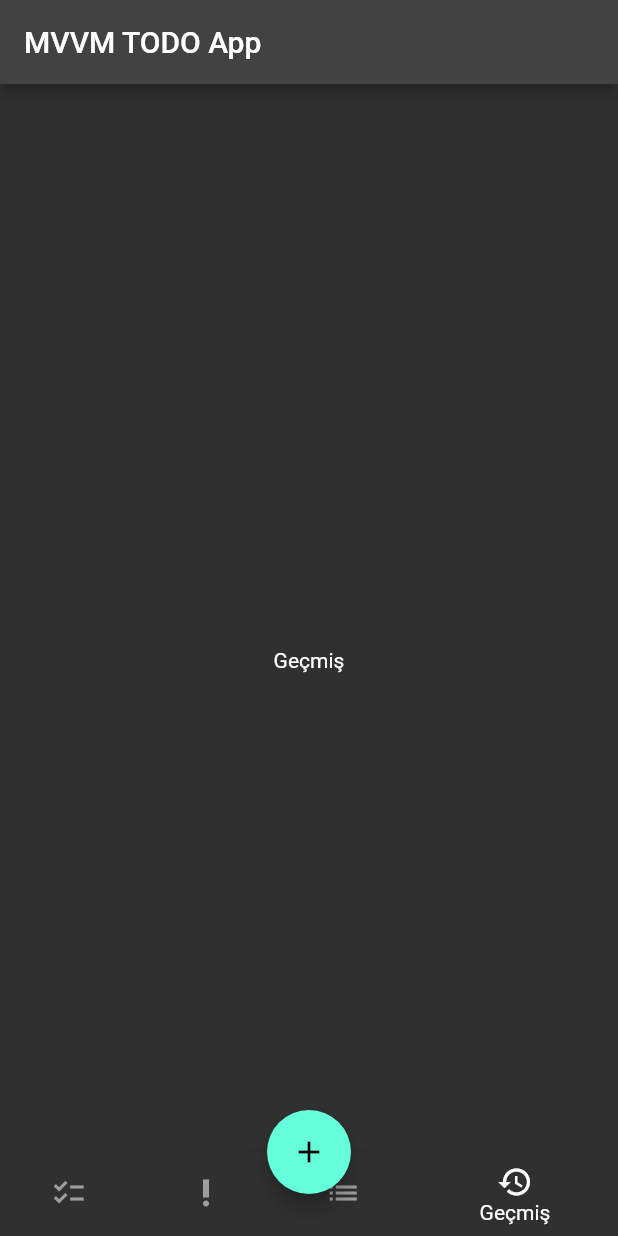
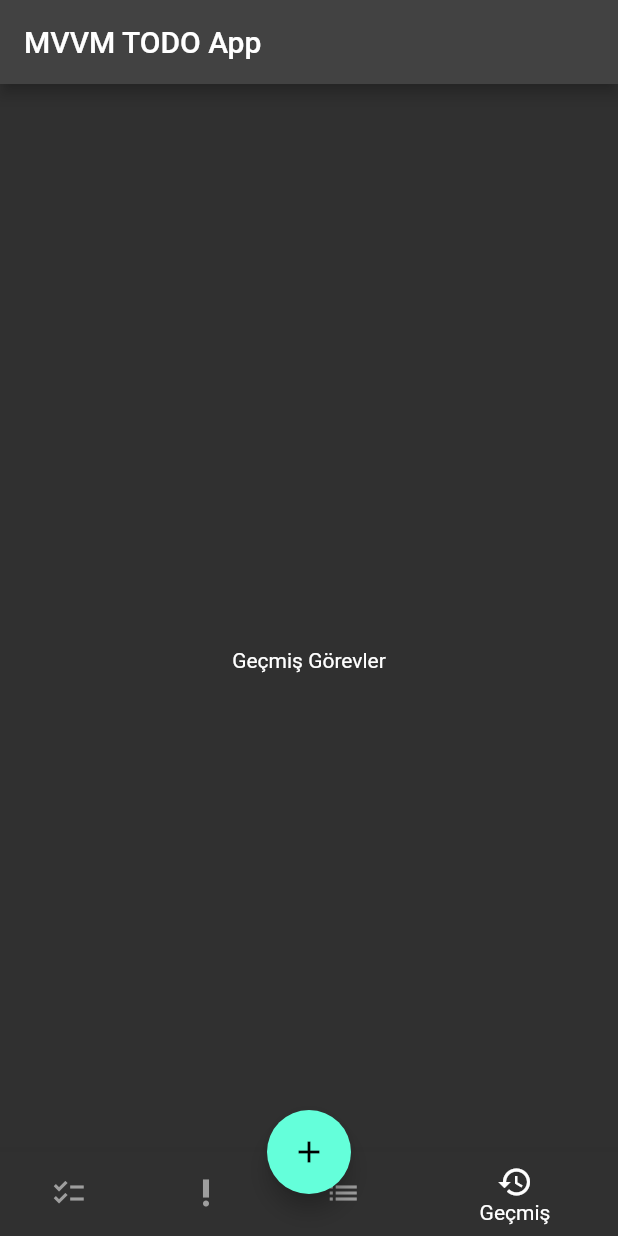
Before and after one commit to sahintuter/mvvm_provider_todo, a Flutter app: the screen it shows after launch, item 4 of the bottom bar chosen, on a phone screen of 412 x 824 dp. Run offline on Flutter 3.47's test engine with Material 2 defaults, Android fonts, the phone set to English and light mode, and no system bars.

Commit message:
Kod iyileştirilmeleri yapıldı

```diff
--- /dev/null
+++ b/lib/screens/build_history_tab.dart
@@ -0,0 +1,19 @@
+import 'package:flutter/material.dart';
+
+class HistoryTab extends StatefulWidget {
+  const HistoryTab({super.key});
+
+  @override
+  State<HistoryTab> createState() => _HistoryTabState();
+}
+
+class _HistoryTabState extends State<HistoryTab> {
+  @override
+  Widget build(BuildContext context) {
+    return Container(
+      child: Center(
+        child: Text('Geçmiş Görevler'),
+      ),
+    );
+  }
+}
--- a/lib/screens/home_view.dart
+++ b/lib/screens/home_view.dart
@@ -1,7 +1,11 @@
 import 'package:flutter/material.dart';
 import 'package:mvvm_provider_todo/models/home_view_model.dart';
 import 'package:mvvm_provider_todo/models/todo.dart';
+import 'package:mvvm_provider_todo/screens/build_priority_tab.dart';
 import 'package:provider/provider.dart';
+
+import 'build_history_tab.dart';
+import 'build_task_tab.dart';
 
 class HomeView extends StatefulWidget {
   HomeView({Key? key}) : super(key: key);
@@ -77,9 +81,9 @@ final errorText= 'Lütfen Başık Girin';
         index: currentIndex,
         children: [
           buildTodoListTab(),
-          buildPriorityTab(),
-          buildTasksTab(),
-          buildHistoryTab(),
+          PriorityTab(),
+          TaskTab(),
+          HistoryTab(),
         ],
       ),
     );
@@ -101,31 +105,6 @@ final errorText= 'Lütfen Başık Girin';
       },
     );
   }
-
-  Widget buildPriorityTab() {
-    return Container(
-      child: Center(
-        child: Text('Öncelikli Görevler'),
-      ),
-    );
-  }
-
-  Widget buildTasksTab() {
-    return Container(
-      child: Center(
-        child: Text('Görevler'),
-      ),
-    );
-  }
-
-  Widget buildHistoryTab() {
-    return Container(
-      child: Center(
-        child: Text('Geçmiş'),
-      ),
-    );
-  }
-
   showAlertDialog(BuildContext context) {
     TextEditingController titleController = TextEditingController();
     TextEditingController descController = TextEditingController();
```
Also changed, not shown: lib/screens/build_priority_tab.dart (added, +20 -0 lines), lib/screens/build_task_tab.dart (added, +19 -0 lines).
